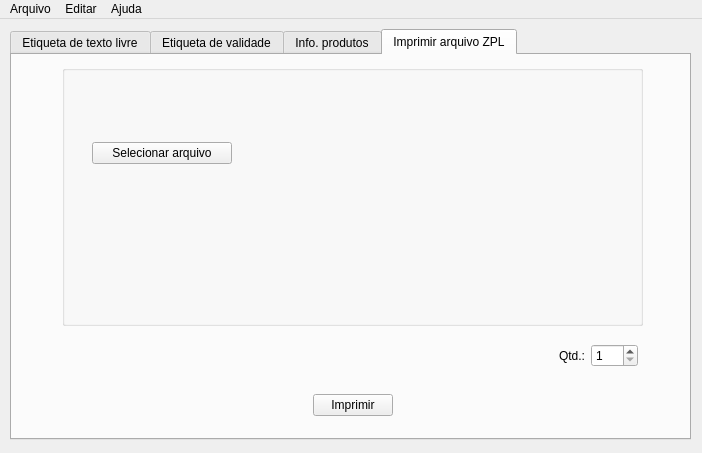
Before: the Qt Designer form mainwindow.ui in thiagoneo/ZMasterPrint, drawn with Qt 5.
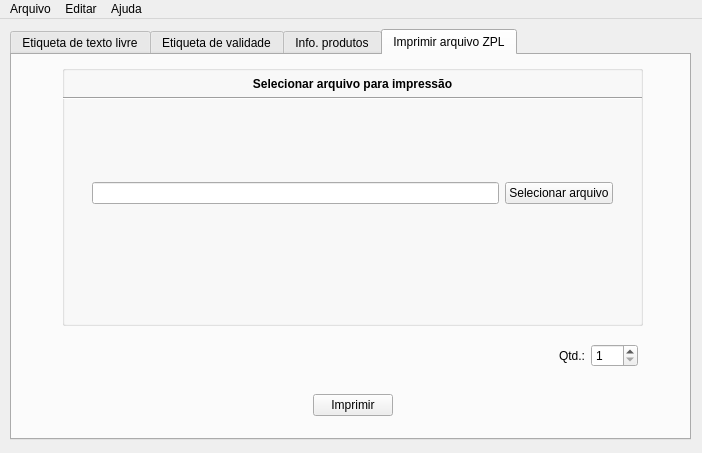
After: the same form once the commit is applied. The open tabs and pages were chosen to show the change. Icons and pictures are not drawn.

```diff
--- a/mainwindow.ui
+++ b/mainwindow.ui
@@ -857,16 +857,19 @@
       <property name="title">
        <string/>
       </property>
-      <widget class="QWidget" name="horizontalLayoutWidget_10">
+      <widget class="QWidget" name="horizontalLayoutWidget_12">
        <property name="geometry">
         <rect>
          <x>30</x>
-         <y>70</y>
-         <width>140</width>
+         <y>110</y>
+         <width>521</width>
          <height>37</height>
         </rect>
        </property>
-       <layout class="QHBoxLayout" name="horizontalLayout_8">
+       <layout class="QHBoxLayout" name="horizontalLayout_10">
+        <item>
+         <widget class="QLineEdit" name="leSelecArq"/>
+        </item>
         <item>
          <widget class="QPushButton" name="btnSelecArq">
           <property name="text">
@@ -876,20 +879,42 @@
         </item>
        </layout>
       </widget>
-      <widget class="QWidget" name="horizontalLayoutWidget_12">
+      <widget class="QWidget" name="verticalLayoutWidget_4">
        <property name="geometry">
         <rect>
-         <x>180</x>
-         <y>70</y>
-         <width>361</width>
+         <x>0</x>
+         <y>0</y>
+         <width>581</width>
          <height>35</height>
         </rect>
        </property>
-       <layout class="QHBoxLayout" name="horizontalLayout_10">
+       <layout class="QVBoxLayout" name="verticalLayout_4">
+        <property name="leftMargin">
+         <number>1</number>
+        </property>
+        <property name="topMargin">
+         <number>1</number>
+        </property>
+        <property name="rightMargin">
+         <number>1</number>
+        </property>
         <item>
-         <widget class="QLabel" name="lblArq">
+         <widget class="QLabel" name="labelTypeWords_3">
+          <property name="lineWidth">
+           <number>1</number>
+          </property>
           <property name="text">
-           <string/>
+           <string>&lt;html&gt;&lt;head/&gt;&lt;body&gt;&lt;p&gt;&lt;span style=&quot; font-weight:600;&quot;&gt;Selecionar arquivo para impressão&lt;/span&gt;&lt;/p&gt;&lt;/body&gt;&lt;/html&gt;</string>
+          </property>
+          <property name="alignment">
+           <set>Qt::AlignBottom|Qt::AlignHCenter</set>
+          </property>
+         </widget>
+        </item>
+        <item>
+         <widget class="Line" name="line_3">
+          <property name="orientation">
+           <enum>Qt::Horizontal</enum>
           </property>
          </widget>
         </item>
```
Left out of the diff: 4 changed lines with no effect on the pictures.
